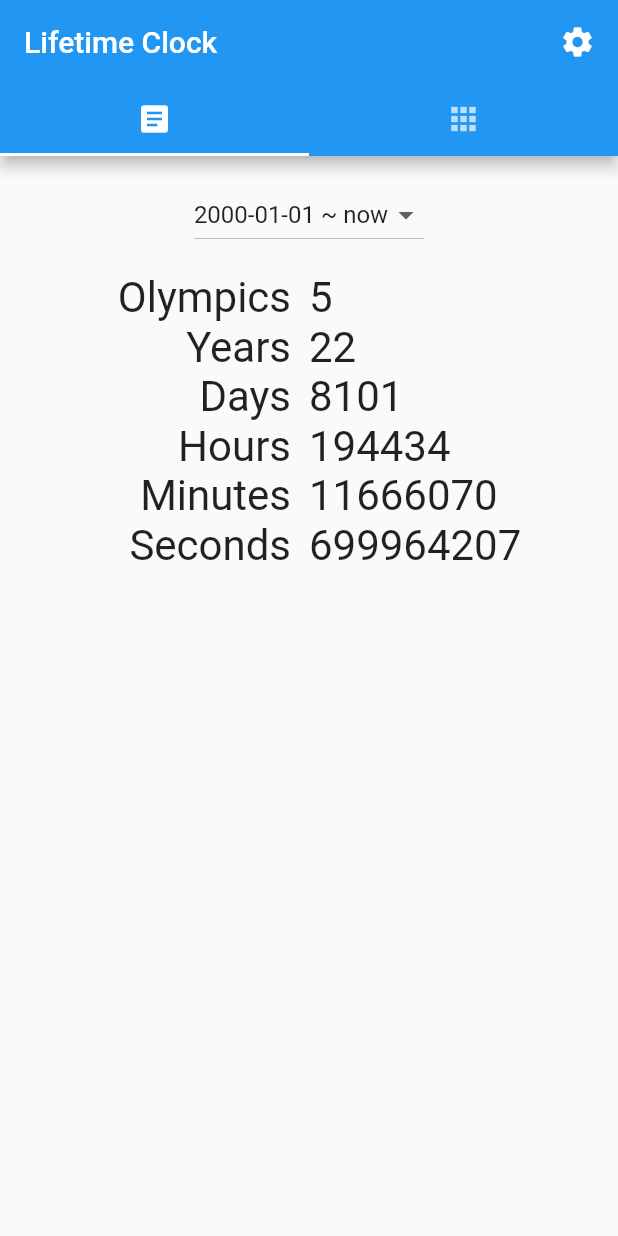
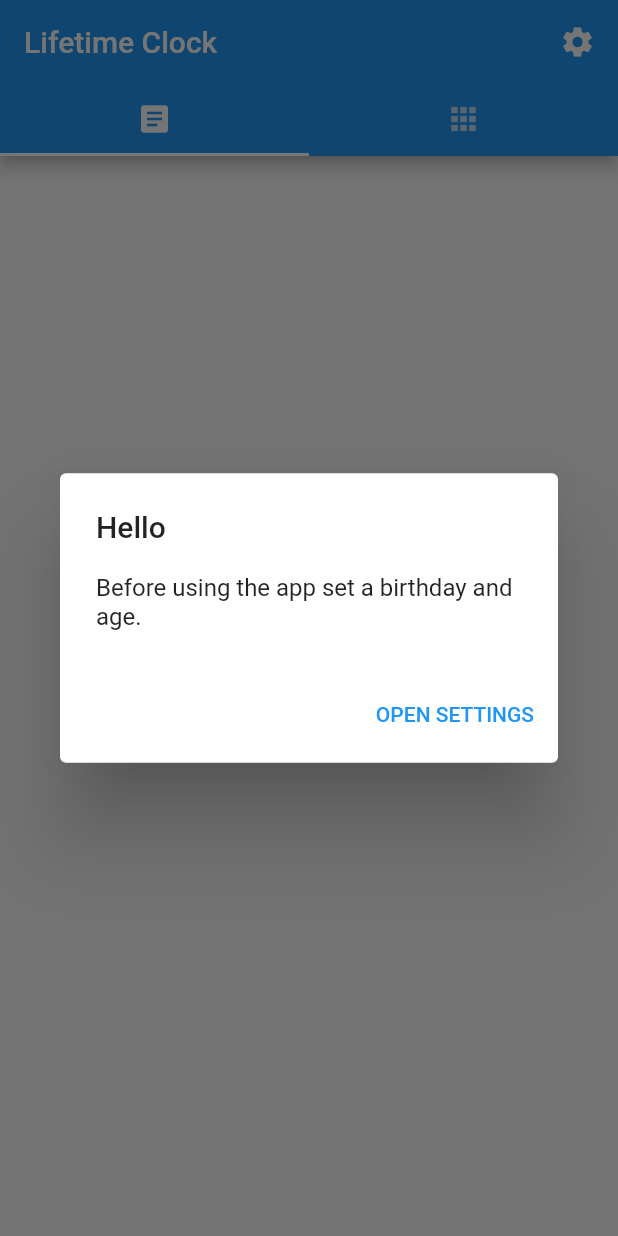
Before and after one commit to Xennis/lifetime-clock-app, a Flutter app: the screen it shows after launch, on a phone screen of 412 x 824 dp. Run offline on Flutter 3.47's test engine with Material 2 defaults, Android fonts, the phone set to English and light mode, and no system bars; our stand-ins replace numberpicker, shared_preferences; generated files the repository leaves out were written again.

Commit message:
Show dialog on first opening

```diff
--- a/lib/l10n/app_en.arb
+++ b/lib/l10n/app_en.arb
@@ -101,7 +101,7 @@
   "@firstOpenDialogTitle": {
     "description": "Title of the dialog shown to a user opening the app for the first time."
   },
-  "firstOpenDialogContent": "Before using the app configure it.",
+  "firstOpenDialogContent": "Before using the app set a birthday and age.",
   "@firstOpenDialogContent": {
     "description": "Text of the dialog shown to a user opening the app for the first time."
   },
--- a/lib/pages/home_page.dart
+++ b/lib/pages/home_page.dart
@@ -1,7 +1,9 @@
 import 'package:flutter/material.dart';
 import 'package:flutter_gen/gen_l10n/app_localizations.dart';
+import 'package:provider/provider.dart';
 
-import '../widget/load_config.dart';
+import '../provider/prefs_provider.dart';
+import '../config.dart';
 import 'home/box_view.dart';
 import 'home/number_view.dart';
 import 'settings_page.dart';
@@ -12,10 +14,6 @@ class HomePage extends StatelessWidget {
   @override
   Widget build(BuildContext context) {
     final AppLocalizations l10n = AppLocalizations.of(context)!;
-
-    //if (widget.config.defaults) {
-    //  Future.delayed(Duration.zero, () => _firstOpenDialog(context, l10n));
-    //}
 
     return DefaultTabController(
       initialIndex: 0,
@@ -36,7 +34,7 @@ class HomePage extends StatelessWidget {
             SingleChildScrollView(
               child: Padding(
                 padding: const EdgeInsets.fromLTRB(10, 15, 10, 20),
-                child: LoadConfig(
+                child: _LoadConfig(
                     loaded: (config) => NumberView(
                         birthday: config.birthdate, age: config.age)),
               ),
@@ -44,7 +42,7 @@ class HomePage extends StatelessWidget {
             SingleChildScrollView(
                 child: Padding(
               padding: const EdgeInsets.fromLTRB(10, 25, 10, 20),
-              child: LoadConfig(
+              child: _LoadConfig(
                   loaded: (config) =>
                       BoxView(birthday: config.birthdate, age: config.age)),
             )),
@@ -97,11 +95,38 @@ class HomePage extends StatelessWidget {
     ];
     */
   }
+}
 
-  /*
+class _LoadConfig extends StatelessWidget {
+  const _LoadConfig({required this.loaded, Key? key}) : super(key: key);
+
+  final Function(LifetimeConfig config) loaded;
+
+  @override
+  Widget build(BuildContext context) {
+    final AppLocalizations l10n = AppLocalizations.of(context)!;
+    return FutureBuilder<LifetimeConfig?>(
+      future: Provider.of<AppPrefsProvider>(context).get,
+      builder: (context, snapshot) {
+        final LifetimeConfig? config = snapshot.data;
+        if (snapshot.connectionState == ConnectionState.waiting ||
+            snapshot.connectionState == ConnectionState.active) {
+          return const Center(child: CircularProgressIndicator());
+        }
+        if (config == null) {
+          Future.delayed(Duration.zero, () => _firstOpenDialog(context, l10n));
+          return Container();
+        }
+        return loaded(config);
+      },
+    );
+  }
+
   void _firstOpenDialog(BuildContext context, AppLocalizations l10n) async {
     await showDialog(
         context: context,
+        // Forbid closing it by touch/click somewhere else.
+        barrierDismissible: false,
         builder: (context) => AlertDialog(
               title: Text(l10n.firstOpenDialogTitle),
               content: Text(l10n.firstOpenDialogContent),
@@ -109,7 +134,6 @@ class HomePage extends StatelessWidget {
                 TextButton(
                   child: Text(l10n.firstOpenDialogOpenSettings.toUpperCase()),
                   onPressed: () {
-                    widget.config.defaults = false;
                     Navigator.pushReplacement(
                         context,
                         MaterialPageRoute(
@@ -119,5 +143,4 @@ class HomePage extends StatelessWidget {
               ],
             ));
   }
-  */
 }
--- a/lib/provider/prefs_provider.dart
+++ b/lib/provider/prefs_provider.dart
@@ -23,17 +23,17 @@ class AppPrefsProvider extends ChangeNotifier {
     notifyListeners();
   }
 
-  Future<LifetimeConfig> get get {
+  Future<LifetimeConfig?> get get {
     return _AppPrefs.get();
   }
 
-  void setBirthday(DateTime birthday) {
-    _AppPrefs.setBirthdate(birthday);
+  void setBirthday(DateTime birthday) async {
+    await _AppPrefs.setBirthdate(birthday);
     notifyListeners();
   }
 
-  void setAge(int age) {
-    _AppPrefs.setAge(age);
+  void setAge(int age) async {
+    await _AppPrefs.setAge(age);
     notifyListeners();
   }
 
@@ -49,32 +49,28 @@ class _AppPrefs {
   static const String _keyThemeMode = 'themeMode';
   static const String _keyNumberViewMode = 'numberViewMode';
 
-  static Future<LifetimeConfig> get() async {
-    final DateTime? birthdate = await _getBirthdate();
-    final int? age = await _getAge();
-    // Use defaults if none are stored.
-    final defaults = birthdate == null || age == null;
-    return LifetimeConfig(birthdate ?? DateTime(2000, 1, 1), age ?? 100,
-        defaults: defaults);
-  }
+  static Future<LifetimeConfig?> get() async {
+    final SharedPreferences prefs = await SharedPreferences.getInstance();
 
-  static Future<DateTime?> _getBirthdate() async {
-    final SharedPreferences prefs = await SharedPreferences.getInstance();
-    final String? raw = prefs.getString(_keyBirthdate);
-    if (raw == null) {
+    // Birthday
+    DateTime? birthday;
+    final String? rawBirthday = prefs.getString(_keyBirthdate);
+    if (rawBirthday != null) {
+      birthday = DateTime.tryParse(rawBirthday);
+    }
+
+    // Age
+    final int? age = prefs.getInt(_keyAge);
+
+    if (birthday == null || age == null) {
       return Future.value(null);
     }
-    return DateTime.tryParse(raw);
+    return LifetimeConfig(birthday, age);
   }
 
   static Future<bool> setBirthdate(DateTime birthdate) async {
     final SharedPreferences prefs = await SharedPreferences.getInstance();
     return prefs.setString(_keyBirthdate, birthdate.toIso8601String());
-  }
-
-  static Future<int?> _getAge() async {
-    final SharedPreferences prefs = await SharedPreferences.getInstance();
-    return prefs.getInt(_keyAge);
   }
 
   static Future<bool> setAge(int age) async {
--- a/lib/widget/load_config.dart
+++ /dev/null
@@ -1,25 +0,0 @@
-import 'package:flutter/material.dart';
-import 'package:provider/provider.dart';
-
-import '../provider/prefs_provider.dart';
-import '../config.dart';
-
-class LoadConfig extends StatelessWidget {
-  const LoadConfig({required this.loaded, Key? key}) : super(key: key);
-
-  final Function(LifetimeConfig config) loaded;
-
-  @override
-  Widget build(BuildContext context) {
-    return FutureBuilder<LifetimeConfig>(
-      future: Provider.of<AppPrefsProvider>(context).get,
-      builder: (context, snapshot) {
-        final LifetimeConfig? config = snapshot.data;
-        if (config == null) {
-          return const Center(child: CircularProgressIndicator());
-        }
-        return loaded(config);
-      },
-    );
-  }
-}
```
Also changed, not shown: lib/pages/settings_page.dart (+36 -2 lines).
